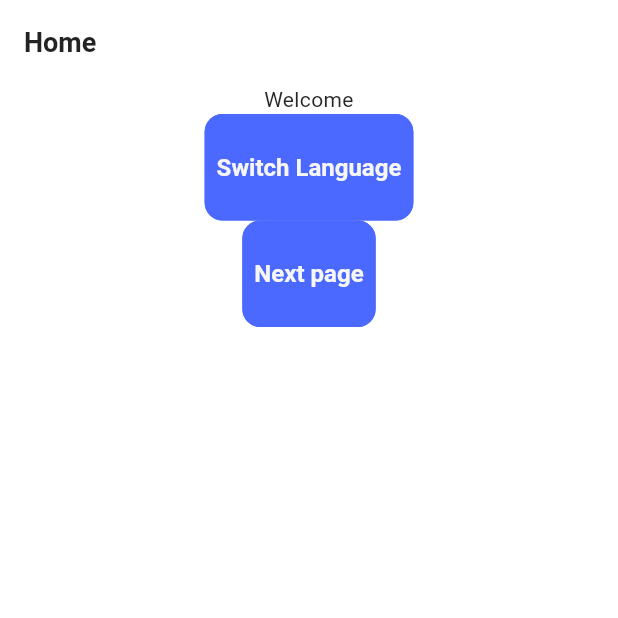
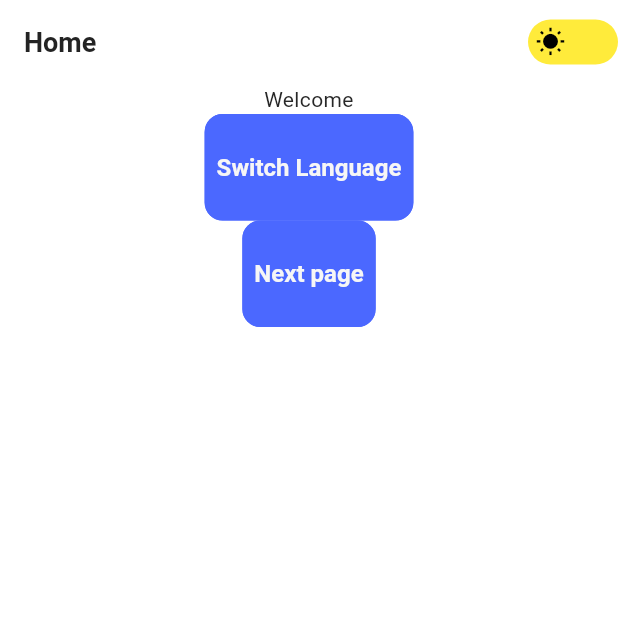
Before and after one commit to Zed65pro/my_flutter_boilerplate, a Flutter app: the screen it shows after launch, on a phone screen of 412 x 824 dp, the top half of it. Run offline on Flutter 3.47's test engine with Material 3 defaults, Android fonts, the phone set to English and light mode, and no system bars; our stand-ins replace connectivity_plus, easy_localization, get_storage, logger; Roboto replaces fonts that are missing (Poppins).

Commit message:
Add theme manager, init GetStorage, add custom switch theme widget

```diff
--- /dev/null
+++ b/lib/common/widgets/custom_switch_theme.dart
@@ -0,0 +1,57 @@
+import 'package:boilerplate/themes/theme_manager.dart';
+import 'package:flutter/material.dart';
+import 'package:provider/provider.dart';
+
+class CustomIconSwitch extends StatelessWidget {
+  const CustomIconSwitch({super.key});
+
+  @override
+  Widget build(BuildContext context) {
+    final themeManager = Provider.of<ThemeManager>(context);
+    final isDark = themeManager.themeMode == ThemeMode.dark;
+    return GestureDetector(
+      onTap: () {
+        themeManager.toggleTheme(!isDark);
+      },
+      child: AnimatedContainer(
+        duration: const Duration(milliseconds: 200),
+        width: 60.0,
+        height: 30.0,
+        decoration: BoxDecoration(
+          borderRadius: BorderRadius.circular(20.0),
+          color: isDark ? Colors.blueAccent : Colors.yellow,
+        ),
+        child: Stack(
+          alignment: Alignment.center,
+          children: <Widget>[
+            AnimatedPositioned(
+              duration: const Duration(milliseconds: 200),
+              curve: Curves.easeIn,
+              left: isDark ? 30.0 : 0.0,
+              right: isDark ? 0.0 : 30.0,
+              child: AnimatedSwitcher(
+                duration: const Duration(milliseconds: 200),
+                transitionBuilder: (Widget child, Animation<double> animation) {
+                  return RotationTransition(turns: animation, child: child);
+                },
+                child: isDark
+                    ? Icon(
+                        Icons.nights_stay,
+                        color: Colors.white,
+                        size: 20.0,
+                        key: UniqueKey(),
+                      )
+                    : Icon(
+                        Icons.wb_sunny,
+                        color: Colors.black,
+                        size: 20.0,
+                        key: UniqueKey(),
+                      ),
+              ),
+            ),
+          ],
+        ),
+      ),
+    );
+  }
+}
--- a/lib/home_page.dart
+++ b/lib/features/home/views/home_view.dart
@@ -1,12 +1,12 @@
-import 'package:boilerplate/second_page.dart';
 import 'package:boilerplate/services/navigation_service.dart';
 import 'package:easy_localization/easy_localization.dart';
 import 'package:flutter/material.dart';
-import 'features/counter/views/counter_view.dart';
-import 'logging/logger.dart';
+import '../../../common/widgets/custom_switch_theme.dart';
+import '../../../logging/logger.dart';
+import '../../counter/views/counter_view.dart';
 
-class HomePage extends StatelessWidget {
-  const HomePage({super.key});
+class HomeView extends StatelessWidget {
+  const HomeView({super.key});
 
   @override
   Widget build(BuildContext context) {
@@ -14,6 +14,9 @@ class HomePage extends StatelessWidget {
       child: Scaffold(
         appBar: AppBar(
           title: const Text("Home"),
+          actions: const [
+            CustomIconSwitch(),
+          ],
         ),
         body: Center(
           child: Column(
--- a/lib/main.dart
+++ b/lib/main.dart
@@ -1,26 +1,35 @@
 import 'package:boilerplate/localization/language_manager.dart';
 import 'package:boilerplate/services/connectivity.dart';
+import 'package:boilerplate/services/local_storage.dart';
 import 'package:boilerplate/services/navigation_service.dart';
 import 'package:boilerplate/themes/theme.dart';
+import 'package:boilerplate/themes/theme_manager.dart';
 import 'package:easy_localization/easy_localization.dart';
 import 'package:flutter/material.dart';
+import 'package:provider/provider.dart';
 import 'constants/app_strings.dart';
-import 'home_page.dart';
+import 'features/home/views/home_view.dart';
 
 // Navigation key for context
 final navigatorKey = GlobalKey<NavigatorState>();
 
 void main() async {
   WidgetsFlutterBinding.ensureInitialized();
-  await LanguageManager.initLocalization();
 
-  // Initialize Connectivity Service - Monitor internet state
-  ConnectivityService(navigatorKey);
 
-  // Navigation service saves the navigation key, so that context can be accessed easily from anywhere in the project
-  NavigationService.navigatorKey = navigatorKey;
+  await LanguageManager.initLocalization(); // Init Localization
+  await LocalStorage().initGetStorage(); // Init Get Storage
+  ConnectivityService(navigatorKey); // Initialize Connectivity Service - Monitor internet state
+  NavigationService.navigatorKey = navigatorKey; // Navigation service saves the navigation key, so that context can be accessed easily from anywhere in the project
 
-  runApp(LanguageManager.wrapLocalization(const App()));
+  runApp(
+    ChangeNotifierProvider( // For Theme
+      create: (BuildContext context) => ThemeManager(),
+      child: LanguageManager.wrapLocalization(
+        const App()
+      ),
+    ),
+  );
 }
 
 class App extends StatelessWidget {
@@ -28,16 +37,17 @@ class App extends StatelessWidget {
 
   @override
   Widget build(BuildContext context) {
+    final themeManager = Provider.of<ThemeManager>(context);
     return MaterialApp(
         navigatorKey: navigatorKey,
         localizationsDelegates: context.localizationDelegates,
         supportedLocales: context.supportedLocales,
         locale: context.locale,
         title: AppStrings.appName,
-        themeMode: ThemeMode.system,
+        themeMode: themeManager.themeMode,
         theme: AppTheme.lightTheme,
         darkTheme: AppTheme.darkTheme,
         debugShowCheckedModeBanner: false,
-        home: const HomePage());
+        home: const HomeView());
   }
 }
--- a/lib/second_page.dart
+++ b/lib/second_page.dart
@@ -1,7 +1,6 @@
+import 'package:boilerplate/features/home/views/home_view.dart';
 import 'package:boilerplate/services/navigation_service.dart';
 import 'package:flutter/material.dart';
-
-import 'home_page.dart';
 
 class SecondPage extends StatelessWidget {
   const SecondPage({super.key});
@@ -22,7 +21,7 @@ class SecondPage extends StatelessWidget {
               ElevatedButton(
                   onPressed: () {
                     Navigator.of(NavigationService.context).push(
-                      MaterialPageRoute(builder: (context) => const HomePage()),
+                      MaterialPageRoute(builder: (context) => const HomeView()),
                     );
                   },
                   child: const Text('Route to first Page'))
--- a/lib/services/local_storage.dart
+++ b/lib/services/local_storage.dart
@@ -10,6 +10,10 @@ class LocalStorage {
   LocalStorage._internal();
 
   final _storage = GetStorage();
+
+  Future<void> initGetStorage() async {
+    await GetStorage.init();
+  }
 
   Future<void> write<T>(String key, T value) async {
     await _storage.write(key, value);
--- a/lib/themes/theme_manager.dart
+++ b/lib/themes/theme_manager.dart
@@ -0,0 +1,32 @@
+import 'package:flutter/material.dart';
+import '../services/local_storage.dart';
+
+class ThemeManager extends ChangeNotifier {
+  ThemeMode _themeMode = ThemeMode.system;
+  final LocalStorage localStorage = LocalStorage();
+
+  ThemeManager() {
+    _loadThemeFromPreferences();
+  }
+
+  ThemeMode get themeMode => _themeMode;
+
+  void toggleTheme(bool isDarkMode) {
+    _themeMode = isDarkMode ? ThemeMode.dark : ThemeMode.light;
+    _saveThemeToPreferences();
+    notifyListeners();
+  }
+
+  void _loadThemeFromPreferences() {
+    bool? isDarkMode = localStorage.read<bool>('theme');
+    if (isDarkMode != null) {
+      _themeMode = isDarkMode ? ThemeMode.dark : ThemeMode.light;
+      notifyListeners();
+    }
+  }
+
+  void _saveThemeToPreferences() async {
+    bool isDarkMode = _themeMode == ThemeMode.dark ? true : false;
+    await localStorage.write<bool>('theme', isDarkMode);
+  }
+}
```
Also changed, not shown: lib/themes/widget_themes/checkbox_theme.dart (+8 -8 lines), pubspec.yaml (+26 -4 lines), assets/devImages/logo_dark_background.png (added), assets/devImages/logo_transparent.png (added), assets/devImages/logo_white_background.png (added), pubspec.lock, 1 other file.
